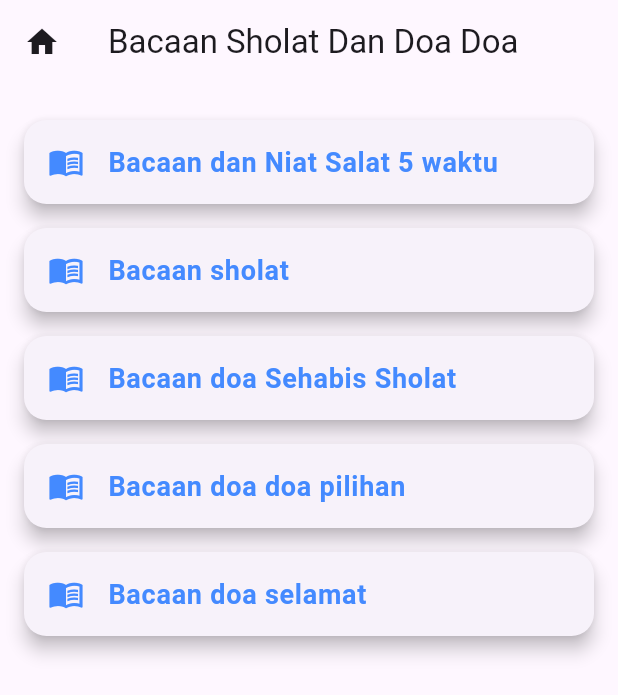
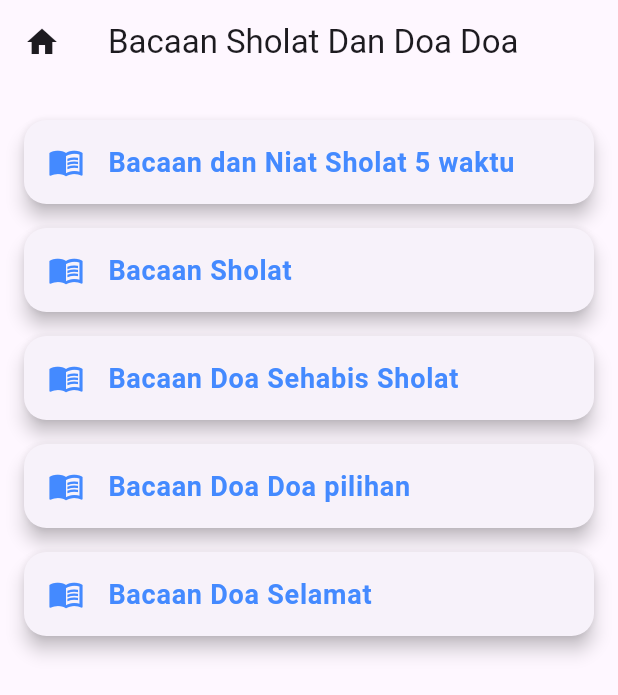
Before and after one commit to Andigunawan-ag/islam_pro, a Flutter app: the screen it shows after launch, in the side drawer, after a tap on "Bacaan Salat", on a phone screen of 412 x 824 dp. Shown: the top 695 px of the screen. Run offline on Flutter 3.47's test engine with Material 3 defaults, Android fonts, the phone set to English and light mode, and no system bars; network calls fail.

Commit message:
FITUR-BACAAN-DOA
Siap bang

```diff
--- a/lib/bacaan_salat.dart
+++ b/lib/bacaan_salat.dart
@@ -63,11 +63,13 @@ class BacaanSalatPage extends StatelessWidget {
       body: ListView(
         padding: EdgeInsets.all(16.0),
         children: [
-          buildCard(context, 'Bacaan dan Niat Salat 5 waktu',BacaanSholat5WaktuPage()),
-          buildCard(context, 'Bacaan sholat ', Bacaanshalat()),
-          buildCard(context, 'Bacaan doa Sehabis Sholat', Bacaandoasehabissholat()),
-          buildCard(context, 'Bacaan doa doa pilihan', Bacaandoadoapilihan()),
-          buildCard(context, 'Bacaan doa selamat', Bacaandoatahlil()),
+          buildCard(context, 'Bacaan dan Niat Sholat 5 waktu',
+              BacaanSholat5WaktuPage()),
+          buildCard(context, 'Bacaan Sholat ', Bacaanshalat()),
+          buildCard(
+              context, 'Bacaan Doa Sehabis Sholat', Bacaandoasehabissholat()),
+          buildCard(context, 'Bacaan Doa Doa pilihan', Bacaandoadoapilihan()),
+          buildCard(context, 'Bacaan Doa Selamat', Bacaandoatahlil()),
         ],
       ),
     );
@@ -123,35 +125,35 @@ class BacaanSholat5WaktuPage extends StatelessWidget {
             children: [
               // Niat Salat Subuh
               _buildSection(
-                'Niat Salat Subuh',
+                'Niat Sholat Subuh',
                 'اُصَلّى فَرْضَ الصُّبْحِ رَكْعَتَيْنِ مُسْتَقْبِلَ الْقِبْلَةِ آدَاءً مَأْمُوْمً / إِمَامًا لِلَّهِ تَعَالَى',
                 'Aku niat sholat fardhu subuh dua rakaat menghadap kiblat, menjadi makmum/imam karena Allah Ta’ala',
               ),
               SizedBox(height: 20),
               // Niat Salat Dzuhur
               _buildSection(
-                'Niat Salat Dzuhur',
+                'Niat Sholat Dzuhur',
                 'اُصَلّى فَرْضَ الظُّهْرِ رَكْعَتَيْنِ مُسْتَقْبِلَ الْقِبْلَةِ آدَاءً مَأْمُوْمً / إِمَامًا لِلَّهِ تَعَالَى',
                 'Aku niat sholat fardhu dzuhur empat rakaat menghadap kiblat, menjadi makmum/imam karena Allah Ta’ala',
               ),
               SizedBox(height: 20),
               // Niat Salat Asar
               _buildSection(
-                'Niat Salat Asar',
+                'Niat Sholat Asar',
                 'اُصَلّى فَرْضَ الْعَصْرِ رَكْعَتَيْنِ مُسْتَقْبِلَ الْقِبْلَةِ آدَاءً مَأْمُوْمً / إِمَامًا لِلَّهِ تَعَالَى',
                 'Aku niat sholat fardhu asar dua rakaat menghadap kiblat, menjadi makmum/imam karena Allah Ta’ala',
               ),
               SizedBox(height: 20),
               // Niat Salat Maghrib
               _buildSection(
-                'Niat Salat Maghrib',
+                'Niat Sholat Maghrib',
                 'اُصَلّى فَرْضَ الْمَغْرِبِ رَكْعَتَيْنِ مُسْتَقْبِلَ الْقِبْلَةِ آدَاءً مَأْمُوْمً / إِمَامًا لِلَّهِ تَعَالَى',
                 'Aku niat sholat fardhu maghrib tiga rakaat menghadap kiblat, menjadi makmum/imam karena Allah Ta’ala',
               ),
               SizedBox(height: 20),
               // Niat Salat Isya
               _buildSection(
-                'Niat Salat Isya',
+                'Niat Sholat Isya',
                 'اُصَلّى فَرْضَ الْعِشَاءِ رَكْعَتَيْنِ مُسْتَقْبِلَ الْقِبْلَةِ آدَاءً مَأْمُوْمً / إِمَامًا لِلَّهِ تَعَالَى',
                 'Aku niat sholat fardhu isya empat rakaat menghadap kiblat, menjadi makmum/imam karena Allah Ta’ala',
               ),
@@ -168,8 +170,9 @@ class BacaanSholat5WaktuPage extends StatelessWidget {
       width: double.infinity, // Ensures the container spans the entire width
       padding: EdgeInsets.all(16.0),
       decoration: BoxDecoration(
-        border: Border.all(color: Colors.blueAccent, width: 2),  // Border for each section
-        borderRadius: BorderRadius.circular(10),  // Rounded corners
+        border: Border.all(
+            color: Colors.blueAccent, width: 2), // Border for each section
+        borderRadius: BorderRadius.circular(10), // Rounded corners
       ),
       child: Column(
         crossAxisAlignment: CrossAxisAlignment.start,
@@ -346,7 +349,8 @@ class Bacaandoasehabissholat extends StatelessWidget {
     return Padding(
       padding: const EdgeInsets.only(bottom: 16.0),
       child: Container(
-        width: double.infinity, // This ensures the container extends to the full width
+        width: double
+            .infinity, // This ensures the container extends to the full width
         padding: EdgeInsets.all(16.0),
         decoration: BoxDecoration(
           color: Colors.white,
@@ -778,14 +782,17 @@ class Bacaandoatahlil extends StatelessWidget {
   Widget build(BuildContext context) {
     return BacaanPage(
       title: 'Bacaan Doa Tahlil',
-      niat: 'لَا إِلٰهَ إِلَّا اللهُ وَحْدَهُ لَا شَرِيكَ لَهُ لَهُ وَلَهُ الْمُلْكُ وَلَهُ الْحَمْدُ وَهُوَ عَلَىٰ كُلِّ شَيْءٍ قَدِيرٌ',
-      artiNiat:'Tiada Tuhan selain Allah, hanya Dia yang Maha Esa, tiada sekutu bagi-Nya, miliki-Nya lah segala kerajaan dan hanya bagi-Nya segala pujian, dan Dia Maha Kuasa atas segala sesuatu.',
-      bacaan: 'بِسْمِ اللَّهِ الرَّحْمَنِ الرَّحِيمِ الْحَمْدُ لِلَّهِ رَبِّ الْعَالَمِينَ حَمْدًا يُوَافِي نِعْمَاهُ وَيُكَافِئُ مَزِيدَهُ يَا رَبَّنَا لَكَ الْحَمْدُ كَمَا يَنْبَغِي لِجَلاَلِ وَجْهِكَ وَعَظِيمِ سُلْطَانِكَ اللَّهُمَّ صَلِّ عَلَى سَيِّدِنَا مُحَمَّدٍ وَعَلَى آلِ سَيِّدِنَا مُحَمَّدٍ',
-      artiBacaan: 'Bismillahirrahmaanirrahiim. Alhamdu lillaahi rabbil aalamiin, hamdan yuwaafii ni amahu wayukaafii maziidahu. Ya rabbanaa lakal hamdu kamaa yan baghhi lijalaali wajhika wa azhiimi sulthaanika. Allahumma shalli alaa sayyidinaa muhammadin wa alaa aali sayyidinaa muhammad. Artinya: Dengan menyebut nama Allah Yang Maha Pengasih lagi Maha Penyayang. Segala puji bagi Allah, Tuhan semesta alam, puji yang sesuai dengan ni’mat-Nya dan dapat membalas karunia-Nya. Ya Tuhan kami, hanya kepada-Mu segala pujian, sebagaimana yang layak bagi keagungan wajah-Mu dan kebesaran kerajaan-Mu. Ya Allah, curahkanlah shalawat kepada junjungan kami, Nabi Muhammad, dan kepada keluarga Nabi Muhammad.',
+      niat:
+          'لَا إِلٰهَ إِلَّا اللهُ وَحْدَهُ لَا شَرِيكَ لَهُ لَهُ وَلَهُ الْمُلْكُ وَلَهُ الْحَمْدُ وَهُوَ عَلَىٰ كُلِّ شَيْءٍ قَدِيرٌ',
+      artiNiat:
+          'Tiada Tuhan selain Allah, hanya Dia yang Maha Esa, tiada sekutu bagi-Nya, miliki-Nya lah segala kerajaan dan hanya bagi-Nya segala pujian, dan Dia Maha Kuasa atas segala sesuatu.',
+      bacaan:
+          'بِسْمِ اللَّهِ الرَّحْمَنِ الرَّحِيمِ الْحَمْدُ لِلَّهِ رَبِّ الْعَالَمِينَ حَمْدًا يُوَافِي نِعْمَاهُ وَيُكَافِئُ مَزِيدَهُ يَا رَبَّنَا لَكَ الْحَمْدُ كَمَا يَنْبَغِي لِجَلاَلِ وَجْهِكَ وَعَظِيمِ سُلْطَانِكَ اللَّهُمَّ صَلِّ عَلَى سَيِّدِنَا مُحَمَّدٍ وَعَلَى آلِ سَيِّدِنَا مُحَمَّدٍ',
+      artiBacaan:
+          'Bismillahirrahmaanirrahiim. Alhamdu lillaahi rabbil aalamiin, hamdan yuwaafii ni amahu wayukaafii maziidahu. Ya rabbanaa lakal hamdu kamaa yan baghhi lijalaali wajhika wa azhiimi sulthaanika. Allahumma shalli alaa sayyidinaa muhammadin wa alaa aali sayyidinaa muhammad. Artinya: Dengan menyebut nama Allah Yang Maha Pengasih lagi Maha Penyayang. Segala puji bagi Allah, Tuhan semesta alam, puji yang sesuai dengan ni’mat-Nya dan dapat membalas karunia-Nya. Ya Tuhan kami, hanya kepada-Mu segala pujian, sebagaimana yang layak bagi keagungan wajah-Mu dan kebesaran kerajaan-Mu. Ya Allah, curahkanlah shalawat kepada junjungan kami, Nabi Muhammad, dan kepada keluarga Nabi Muhammad.',
     );
   }
 }
-
 
 // Widget umum untuk menampilkan bacaan dan niat salat
 class BacaanPage extends StatelessWidget {
```
